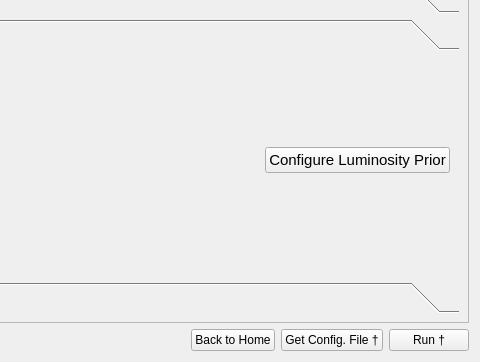
astrorama/Phosphoros, file PhzQtUI/auxdir/PhzQtUI/FormAnalysis.ui: the form before one commit; both pictures show x 611 to 1091 and y 521 to 883 of the 1091 by 883 pixel window.
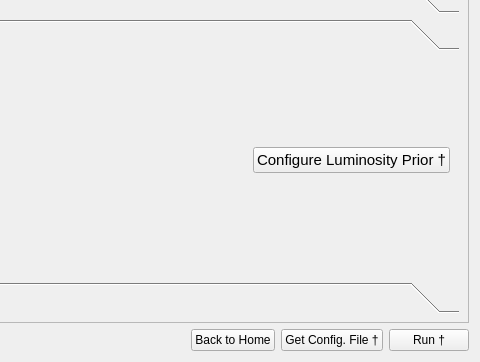
The form after the commit. The open tabs and pages were chosen to show the change.

```diff
--- a/PhzQtUI/auxdir/PhzQtUI/FormAnalysis.ui
+++ b/PhzQtUI/auxdir/PhzQtUI/FormAnalysis.ui
@@ -521,8 +521,8 @@
            <rect>
             <x>0</x>
             <y>0</y>
-            <width>458</width>
-            <height>151</height>
+            <width>1053</width>
+            <height>199</height>
            </rect>
           </property>
           <attribute name="label">
@@ -632,7 +632,7 @@
                 </font>
                </property>
                <property name="text">
-                <string>Configure Luminosity Prior</string>
+                <string>Configure Luminosity Prior †</string>
                </property>
               </widget>
              </item>
```
Left out of the diff: 10 changed lines with no effect on the pictures.
